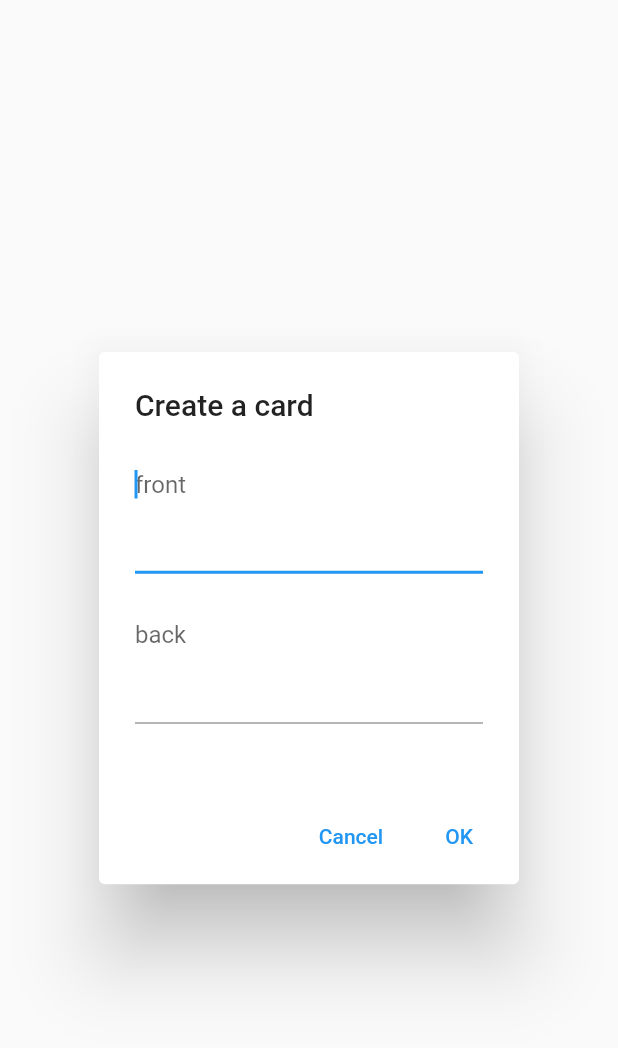
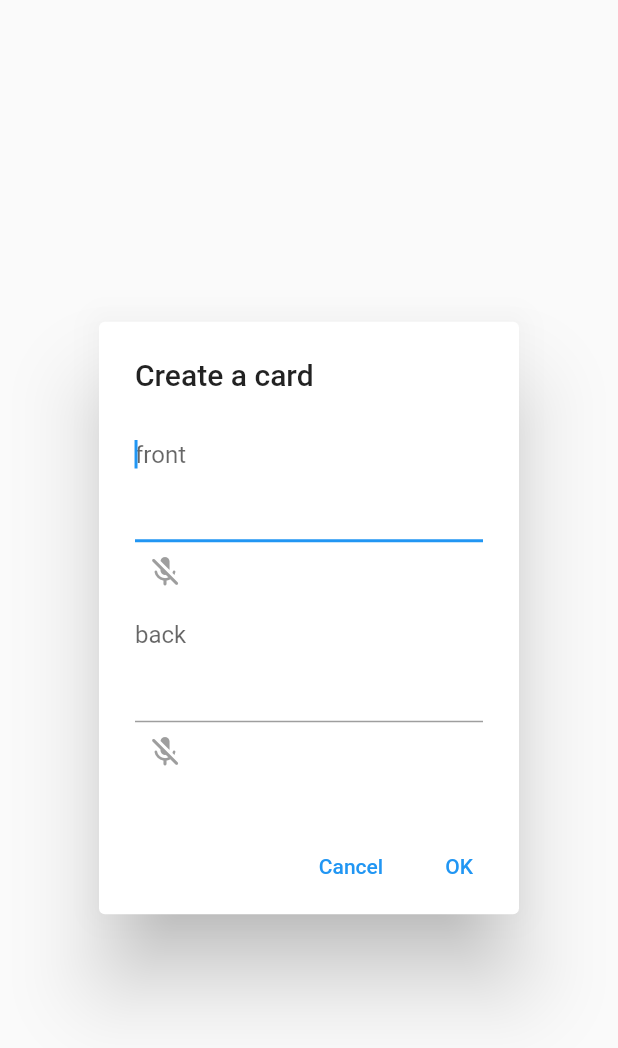
Before and after one commit to toshibo500/flash_card, a Flutter app: the InputCardDialog widget shown alone on an empty page, opened directly, on a phone screen of 412 x 824 dp. Shown: the top 1048 px of the screen. Run offline on Flutter 3.47's test engine with Material 2 defaults, Android fonts, the phone set to English and light mode, and no system bars; our stand-ins replace flip_card, fluttertoast, sqflite; missing offline and left inert: confirm_dialog; accounts and stored records are empty.

Commit message:
マイクアイコン完成

```diff
--- a/lib/views/components/file_list_view.dart
+++ b/lib/views/components/file_list_view.dart
@@ -73,7 +73,10 @@ class _FileListView extends State<FileListView> {
         mainAxisAlignment: MainAxisAlignment.spaceBetween,
         mainAxisSize: MainAxisSize.max,
         children: <Widget>[
-          Text(text, style: Theme.of(context).textTheme.headline5),
+          Expanded(
+              child: Text(text,
+                  style: Theme.of(context).textTheme.headline5,
+                  overflow: TextOverflow.fade)),
           SizedBox(
             width: widget.viewModel.editMode ? 140 : 0,
             child: _buildIconButtons(index),
--- a/lib/views/components/input_card_dialog.dart
+++ b/lib/views/components/input_card_dialog.dart
@@ -5,13 +5,56 @@ class InputCardDialog extends StatefulWidget {
       {Key? key, String this.front = '', String this.back = ''})
       : super(key: key);
   final String? front, back;
+
   @override
   _InputCardDialog createState() => _InputCardDialog();
 }
 
-class _InputCardDialog extends State<InputCardDialog> {
+class _InputCardDialog extends State<InputCardDialog>
+    with TickerProviderStateMixin {
   final TextEditingController _frontCtl = TextEditingController(text: "初期値");
   final TextEditingController _backCtl = TextEditingController(text: "初期値");
+  final List<bool> _isListening = [false, false];
+  late AnimationController _animationControler;
+  late Animation<Color?> _animationColor;
+  final ColorTween _tweenColor = ColorTween(
+      begin: Colors.black.withOpacity(0.0), end: Colors.black.withOpacity(0.2));
+
+  @override
+  void initState() {
+    super.initState();
+    initAnimation();
+  }
+
+  void initAnimation() {
+    _animationControler =
+        AnimationController(vsync: this, duration: const Duration(seconds: 1));
+
+    _animationColor = _tweenColor.animate(_animationControler);
+    _animationColor.addListener(() => setState(() => {}));
+  }
+
+  @override
+  void dispose() {
+    _animationControler.dispose();
+    super.dispose();
+  }
+
+  void startListening(int index) {
+    setState(() {
+      _isListening[0] = false;
+      _isListening[1] = false;
+      _isListening[index] = true;
+    });
+    _animationControler.repeat(reverse: true);
+  }
+
+  void stopListening(int index) {
+    setState(() {
+      _isListening[index] = false;
+    });
+    _animationControler.stop();
+  }
 
   @override
   Widget build(BuildContext context) {
@@ -19,28 +62,13 @@ class _InputCardDialog extends State<InputCardDialog> {
     _backCtl.text = widget.back ?? "";
     return AlertDialog(
         title: const Text("Create a card"),
-        content: Column(mainAxisSize: MainAxisSize.min, children: <Widget>[
-          SizedBox(
-              height: 100,
-              child: TextField(
-                controller: _frontCtl,
-                decoration: const InputDecoration(hintText: 'front'),
-                autofocus: true,
-                keyboardType: TextInputType.multiline,
-                maxLines: null,
-                minLines: 3,
-              )),
-          SizedBox(
-              height: 100,
-              child: TextField(
-                controller: _backCtl,
-                decoration: const InputDecoration(hintText: 'back'),
-                autofocus: true,
-                keyboardType: TextInputType.multiline,
-                maxLines: null,
-                minLines: 3,
-              ))
-        ]),
+        content: SingleChildScrollView(
+            child: Column(mainAxisSize: MainAxisSize.min, children: <Widget>[
+          _buildTextField(_frontCtl, 'front'),
+          Container(alignment: Alignment.topLeft, child: _buildMicIcon(0)),
+          _buildTextField(_backCtl, 'back'),
+          Container(alignment: Alignment.topLeft, child: _buildMicIcon(1)),
+        ])),
         actions: [
           TextButton(
             child: const Text("Cancel"),
@@ -55,10 +83,48 @@ class _InputCardDialog extends State<InputCardDialog> {
         ]);
   }
 
-  @override
-  void dispose() {
-    _frontCtl.dispose();
-    super.dispose();
+  Container _buildMicIcon(int index) {
+    return Container(
+        width: 40,
+        height: 40,
+        alignment: Alignment.center,
+        decoration: BoxDecoration(
+          boxShadow: [
+            BoxShadow(
+                color: _isListening[index]
+                    ? _animationColor.value as Color
+                    : Colors.black.withOpacity(0.0))
+          ],
+          borderRadius: const BorderRadius.all(Radius.circular(50)),
+        ),
+        child: _isListening[index]
+            ? IconButton(
+                onPressed: () {
+                  stopListening(index);
+                },
+                icon: const Icon(Icons.mic_rounded),
+                color: Colors.blue,
+              )
+            : IconButton(
+                onPressed: () {
+                  startListening(index);
+                },
+                icon: const Icon(Icons.mic_off_rounded),
+                color: Colors.grey,
+              ));
+  }
+
+  SizedBox _buildTextField(TextEditingController txtClt, String hintText) {
+    return SizedBox(
+        height: 80,
+        child: TextField(
+          controller: txtClt,
+          decoration: InputDecoration(hintText: hintText),
+          autofocus: true,
+          keyboardType: TextInputType.multiline,
+          maxLines: null,
+          minLines: 4,
+        ));
   }
 }
 
```
